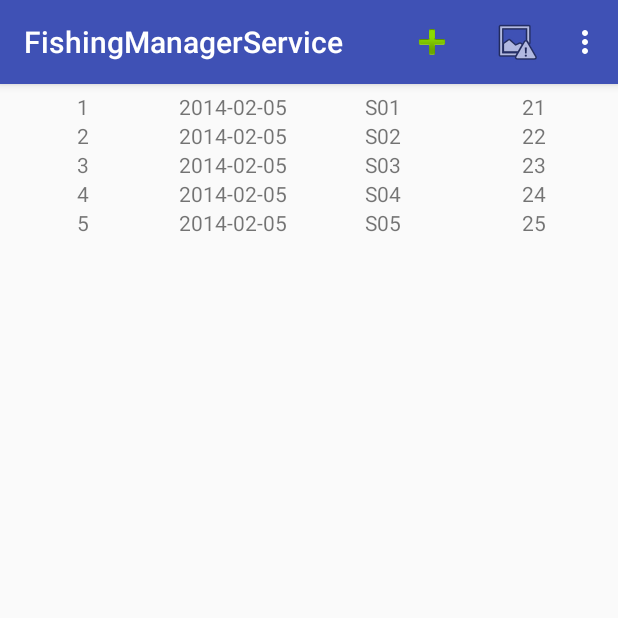
After one commit to tranxuannam/FishingManagerService, an Android app: the ManagerCustomerActivity screen opened directly, with no data from a screen before it, on a phone screen of 412 x 824 dp, the top half of it. The commit adds this screen. Run offline under Robolectric (Android 15) with nearby library versions, the phone set to English and light mode, and no system bars.

Commit message:
Menu & table row

```diff
--- a/app/src/main/AndroidManifest.xml
+++ b/app/src/main/AndroidManifest.xml
@@ -23,7 +23,7 @@
                 <category android:name="android.intent.category.LAUNCHER" />
             </intent-filter>
         </activity>
-        <activity android:name=".DisplayMessageActivity" />
+        <activity android:name=".ManagerCustomerActivity" />
     </application>
 
 </manifest>
--- a/app/src/main/java/com/fishing/namtran/fishingmanagerservice/BaseMenuActivity.java
+++ b/app/src/main/java/com/fishing/namtran/fishingmanagerservice/BaseMenuActivity.java
@@ -31,7 +31,7 @@ public class BaseMenuActivity extends AppCompatActivity {
                         "Up...",
                         Toast.LENGTH_SHORT).show();
                 break;
-            case R.id.statics:
+            case R.id.add_customer:
                 Toast.makeText(getApplicationContext(),
                         "Down...",
                         Toast.LENGTH_SHORT).show();
--- a/app/src/main/java/com/fishing/namtran/fishingmanagerservice/DisplayMessageActivity.java
+++ /dev/null
@@ -1,28 +0,0 @@
-package com.fishing.namtran.fishingmanagerservice;
-
-import android.content.Intent;
-import android.os.Bundle;
-
-public class DisplayMessageActivity extends BaseMenuActivity {
-
-    @Override
-    protected void onCreate(Bundle savedInstanceState) {
-        super.onCreate(savedInstanceState);
-        //setContentView(R.layout.activity_display_message);
-
-        setContentView(R.layout.activity_display_message);
-
-        // Get the Intent that started this activity and extract the string
-        Intent intent = getIntent();
-        String message = intent.getStringExtra(LoginActivity.EXTRA_MESSAGE);
-
-        // Capture the layout's TextView and set the string as its text
-        //TextView textView = (TextView) findViewById(R.id.textView);
-        //textView.setText(message);
-
-        //intent = new Intent(getApplicationContext(), MenuMainActivity.class);
-       // startActivity(intent);
-    }
-
-
-}
--- a/app/src/main/java/com/fishing/namtran/fishingmanagerservice/LoginActivity.java
+++ b/app/src/main/java/com/fishing/namtran/fishingmanagerservice/LoginActivity.java
@@ -352,10 +352,10 @@ public class LoginActivity extends AppCompatActivity implements LoaderCallbacks<
 
         /** Called when the user taps the Send button */
         private void sendMessage() {
-            Intent intent = new Intent(getApplicationContext(), DisplayMessageActivity.class);
-            EditText editText = (EditText) findViewById(R.id.email);
-            String message = editText.getText().toString();
-            intent.putExtra(EXTRA_MESSAGE, message);
+            Intent intent = new Intent(getApplicationContext(), ManagerCustomerActivity.class);
+            //EditText editText = (EditText) findViewById(R.id.email);
+            //String message = editText.getText().toString();
+            //intent.putExtra(EXTRA_MESSAGE, message);
             startActivity(intent);
         }
     }
--- /dev/null
+++ b/app/src/main/java/com/fishing/namtran/fishingmanagerservice/ManagerCustomerActivity.java
@@ -0,0 +1,56 @@
+package com.fishing.namtran.fishingmanagerservice;
+
+import android.content.Intent;
+import android.os.Bundle;
+import android.view.LayoutInflater;
+import android.view.View;
+import android.widget.TableLayout;
+import android.widget.TextView;
+
+public class ManagerCustomerActivity extends BaseMenuActivity {
+
+    /*
+    @Override
+    protected void onCreate(Bundle savedInstanceState) {
+        super.onCreate(savedInstanceState);
+        //setContentView(R.layout.activity_manager_customer);
+
+        setContentView(R.layout.activity_manager_customer);
+
+        // Get the Intent that started this activity and extract the string
+        Intent intent = getIntent();
+        String message = intent.getStringExtra(LoginActivity.EXTRA_MESSAGE);
+
+        // Capture the layout's TextView and set the string as its text
+        TextView textView = (TextView) findViewById(R.id.textView);
+        textView.setText(message);
+
+        //intent = new Intent(getApplicationContext(), MenuMainActivity.class);
+       // startActivity(intent);
+    }
+*/
+
+    private TableLayout tableLayout;
+    @Override
+    protected void onCreate(Bundle savedInstanceState) {
+        super.onCreate(savedInstanceState);
+        setContentView(R.layout.list_customer);
+        tableLayout=(TableLayout)findViewById(R.id.tableLayout);
+
+        for (int i=0;i<5;i++){
+            View tableRow = LayoutInflater.from(this).inflate(R.layout.items_customer,null,false);
+            TextView history_display_no  = (TextView) tableRow.findViewById(R.id.history_display_no);
+            TextView history_display_date  = (TextView) tableRow.findViewById(R.id.history_display_date);
+            TextView history_display_orderid  = (TextView) tableRow.findViewById(R.id.history_display_orderid);
+            TextView history_display_quantity  = (TextView) tableRow.findViewById(R.id.history_display_quantity);
+
+            history_display_no.setText(""+(i+1));
+            history_display_date.setText("2014-02-05");
+            history_display_orderid.setText("S0"+(i+1));
+            history_display_quantity.setText(""+(20+(i+1)));
+            tableLayout.addView(tableRow);
+        }
+    }
+//https://stackoverflow.com/questions/21568835/how-to-dispaly-result-list-into-tablelayout-row-in-androi
+// https://stackoverflow.com/questions/31353447/how-to-list-all-the-rows-in-a-table-using-sqlite-in-android-studio-using-cursor
+}
--- a/app/src/main/res/layout/activity_display_message.xml
+++ b/app/src/main/res/layout/activity_manager_customer.xml
@@ -4,7 +4,7 @@
     xmlns:tools="http://schemas.android.com/tools"
     android:layout_width="match_parent"
     android:layout_height="match_parent"
-    tools:context="com.fishing.namtran.fishingmanagerservice.DisplayMessageActivity">
+    tools:context="com.fishing.namtran.fishingmanagerservice.ManagerCustomerActivity">
 
     <TextView
         android:id="@+id/textView"
--- /dev/null
+++ b/app/src/main/res/layout/items_customer.xml
@@ -0,0 +1,34 @@
+<?xml version="1.0" encoding="utf-8"?>
+<TableRow xmlns:android="http://schemas.android.com/apk/res/android"
+    android:layout_width="match_parent"
+    android:layout_height="wrap_content"
+    android:orientation="horizontal">
+
+    <TextView
+        android:layout_width="0dp"
+        android:layout_height="wrap_content"
+        android:id="@+id/history_display_no"
+        android:layout_weight="0.25"
+        android:gravity="center"/>
+
+    <TextView
+        android:layout_width="0dp"
+        android:layout_height="match_parent"
+        android:id="@+id/history_display_date"
+        android:layout_weight="0.25"
+        android:gravity="center"/>
+
+    <TextView
+        android:layout_width="0dp"
+        android:layout_height="match_parent"
+        android:id="@+id/history_display_orderid"
+        android:layout_weight="0.25"
+        android:gravity="center"/>
+    <TextView
+        android:layout_width="0dp"
+        android:layout_height="match_parent"
+        android:id="@+id/history_display_quantity"
+        android:layout_weight="0.25"
+        android:gravity="center"/>
+
+</TableRow>
--- /dev/null
+++ b/app/src/main/res/layout/list_customer.xml
@@ -0,0 +1,8 @@
+<?xml version="1.0" encoding="utf-8"?>
+<TableLayout xmlns:android="http://schemas.android.com/apk/res/android"
+    android:id="@+id/tableLayout"
+    android:layout_width="match_parent"
+    android:layout_height="match_parent"
+    android:padding="5dp"
+    android:orientation="vertical">
+</TableLayout>
--- a/app/src/main/res/menu/menu_main.xml
+++ b/app/src/main/res/menu/menu_main.xml
@@ -1,27 +1,28 @@
 <?xml version="1.0" encoding="utf-8"?>
-<menu xmlns:android="http://schemas.android.com/apk/res/android">
+<menu xmlns:android="http://schemas.android.com/apk/res/android"
+    xmlns:fishingmanagerservice="http://schemas.android.com/apk/res-auto">
     <item
         android:id="@+id/customer_manager"
-        android:orderInCategory="100"
-        android:showAsAction="never"
+        android:orderInCategory="3"
+        fishingmanagerservice:showAsAction="never"
         android:title="@string/customer_manager"/>
 
     <item
         android:id="@+id/report"
-        android:orderInCategory="100"
-        android:showAsAction="ifRoom|withText"
-        android:icon="@android:drawable/arrow_up_float"
+        android:orderInCategory="2"
+        fishingmanagerservice:showAsAction="ifRoom|withText"
+        android:icon="@android:drawable/ic_menu_report_image"
         android:title="@string/report"/>
     <item
-        android:id="@+id/statics"
-        android:orderInCategory="100"
-        android:showAsAction="ifRoom|withText"
-        android:icon="@android:drawable/arrow_down_float"
-        android:title="@string/statics"/>
+        android:id="@+id/add_customer"
+        android:orderInCategory="1"
+        fishingmanagerservice:showAsAction="ifRoom|withText"
+        android:icon="@android:drawable/ic_input_add"
+        android:title="@string/add_customer"/>
     <item
         android:id="@+id/action_other"
-        android:orderInCategory="100"
-        android:showAsAction="ifRoom"
+        android:orderInCategory="4"
+        fishingmanagerservice:showAsAction="ifRoom"
         android:icon="@mipmap/ic_launcher"
         android:title="Other"/>
 </menu>
--- a/app/src/main/res/values/strings.xml
+++ b/app/src/main/res/values/strings.xml
@@ -15,5 +15,5 @@
     </string>
     <string name="customer_manager">Quan ly khach hang</string>
     <string name="report">Bao cao</string>
-    <string name="statics">Thong ke</string>
+    <string name="add_customer">Them KH</string>
 </resources>
```
